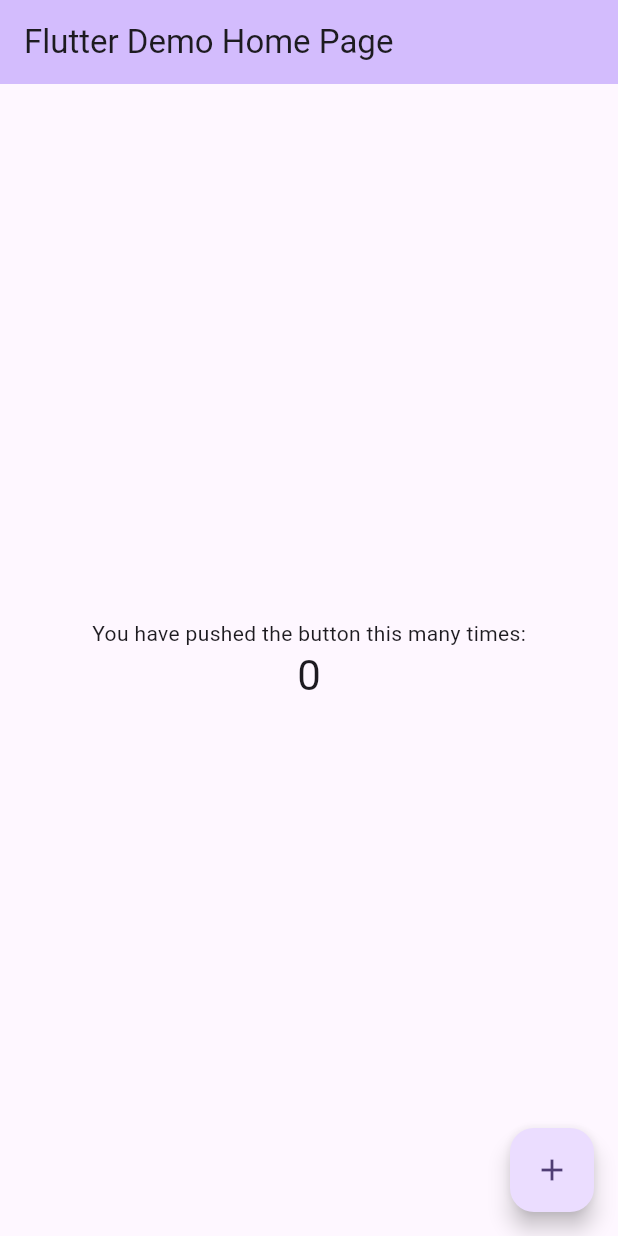
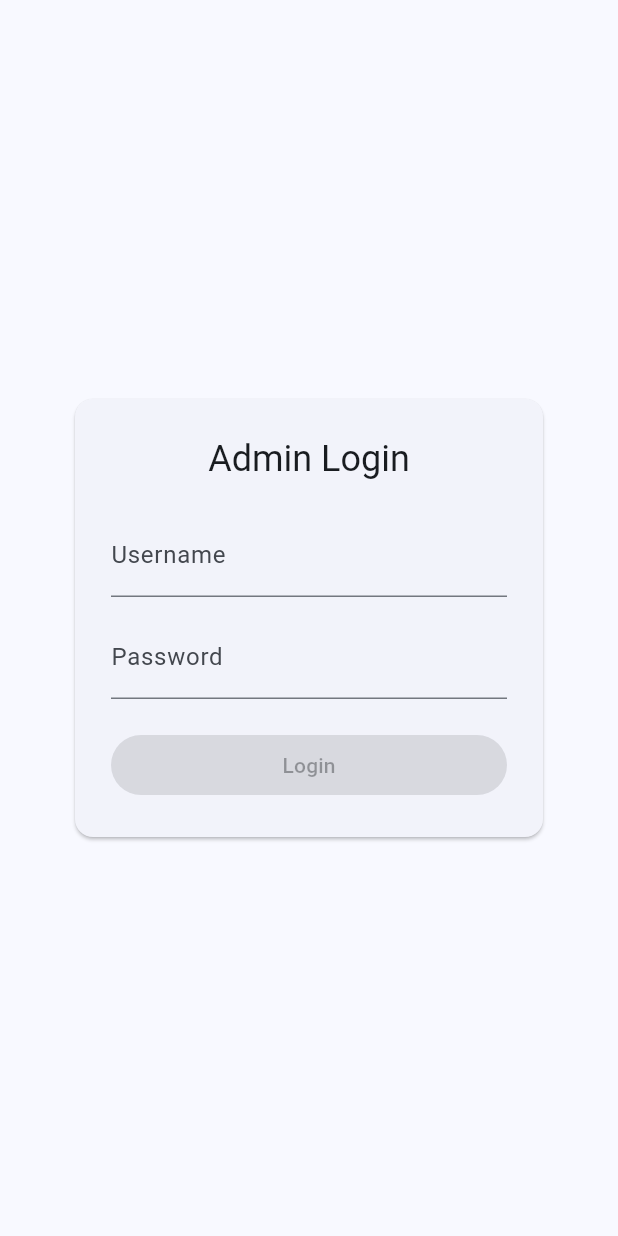
Before and after one commit to Team-AnI/A-AND-I-ADMIN-WEB, a Flutter app: the screen it shows after launch, on a phone screen of 412 x 824 dp. Run offline on Flutter 3.47's test engine with Material 3 defaults, Android fonts, the phone set to English and light mode, and no system bars; our stand-ins replace firebase_core, flutter_riverpod, freezed_annotation, go_router, riverpod, riverpod_annotation; accounts and stored records are empty; generated files the repository leaves out were written again; statements that could not run were skipped.

Commit message:
feat: add login flow and firebase hosting tag deploy

```diff
--- /dev/null
+++ b/lib/app/app.dart
@@ -0,0 +1,63 @@
+import 'package:flutter/material.dart';
+import 'package:flutter_riverpod/flutter_riverpod.dart';
+import 'package:go_router/go_router.dart';
+
+import '../features/dashboard/dashboard_page.dart';
+import '../features/auth/presentation/bloc/auth_bloc.dart';
+import '../features/login/login_page.dart';
+
+class AdminApp extends ConsumerStatefulWidget {
+  const AdminApp({super.key});
+
+  @override
+  ConsumerState<AdminApp> createState() => _AdminAppState();
+}
+
+class _AdminAppState extends ConsumerState<AdminApp> {
+  late final GoRouter _router;
+
+  @override
+  void initState() {
+    super.initState();
+    _router = GoRouter(
+      initialLocation: '/dashboard',
+      redirect: (context, state) {
+        final isLoggedIn = ref.read(authBlocProvider).isAuthenticated;
+        final isLoginRoute = state.matchedLocation == '/login';
+
+        if (!isLoggedIn && !isLoginRoute) {
+          return '/login';
+        }
+        if (isLoggedIn && isLoginRoute) {
+          return '/dashboard';
+        }
+        return null;
+      },
+      routes: [
+        GoRoute(path: '/login', builder: (context, state) => const LoginPage()),
+        GoRoute(
+          path: '/dashboard',
+          builder: (context, state) => const DashboardPage(),
+        ),
+      ],
+    );
+  }
+
+  @override
+  void dispose() {
+    _router.dispose();
+    super.dispose();
+  }
+
+  @override
+  Widget build(BuildContext context) {
+    return MaterialApp.router(
+      title: 'AANDI Admin',
+      theme: ThemeData(
+        colorScheme: ColorScheme.fromSeed(seedColor: Colors.blue),
+        useMaterial3: true,
+      ),
+      routerConfig: _router,
+    );
+  }
+}
--- /dev/null
+++ b/lib/app/env.dart
@@ -0,0 +1,6 @@
+abstract final class AppEnv {
+  static const apiBaseUrl = String.fromEnvironment(
+    'API_BASE_URL',
+    defaultValue: 'http://localhost:8080',
+  );
+}
--- /dev/null
+++ b/lib/features/auth/presentation/bloc/auth_event.dart
@@ -0,0 +1,11 @@
+sealed class AuthEvent {
+  const AuthEvent();
+}
+
+final class AuthLoginSucceeded extends AuthEvent {
+  const AuthLoginSucceeded();
+}
+
+final class AuthLogoutRequested extends AuthEvent {
+  const AuthLogoutRequested();
+}
--- /dev/null
+++ b/lib/features/login/login_page.dart
@@ -0,0 +1,140 @@
+import 'package:flutter/material.dart';
+import 'package:flutter_riverpod/flutter_riverpod.dart';
+import 'package:go_router/go_router.dart';
+
+import '../auth/presentation/bloc/auth_bloc.dart';
+import '../auth/presentation/bloc/auth_event.dart';
+import 'presentation/bloc/login_bloc.dart';
+import 'presentation/bloc/login_event.dart';
+import 'presentation/bloc/login_state.dart';
+
+class LoginPage extends ConsumerStatefulWidget {
+  const LoginPage({super.key});
+
+  @override
+  ConsumerState<LoginPage> createState() => _LoginPageState();
+}
+
+class _LoginPageState extends ConsumerState<LoginPage> {
+  final _formKey = GlobalKey<FormState>();
+  final _idController = TextEditingController();
+  final _passwordController = TextEditingController();
+
+  @override
+  void dispose() {
+    _idController.dispose();
+    _passwordController.dispose();
+    super.dispose();
+  }
+
+  Future<void> _submit() async {
+    if (!(_formKey.currentState?.validate() ?? false)) {
+      return;
+    }
+
+    final bloc = ref.read(loginBlocProvider.notifier);
+    await bloc.onEvent(const LoginSubmitted());
+    final state = ref.read(loginBlocProvider);
+    if (state.submissionStatus == LoginSubmissionStatus.success) {
+      if (!mounted) return;
+      ref.read(authBlocProvider.notifier).onEvent(const AuthLoginSucceeded());
+      context.go('/dashboard');
+      bloc.onEvent(const LoginSubmissionReset());
+    }
+  }
+
+  @override
+  Widget build(BuildContext context) {
+    final state = ref.watch(loginBlocProvider);
+
+    return Scaffold(
+      body: Center(
+        child: ConstrainedBox(
+          constraints: const BoxConstraints(maxWidth: 360),
+          child: Card(
+            margin: const EdgeInsets.all(24),
+            child: Padding(
+              padding: const EdgeInsets.all(24),
+              child: Form(
+                key: _formKey,
+                child: Column(
+                  mainAxisSize: MainAxisSize.min,
+                  crossAxisAlignment: CrossAxisAlignment.stretch,
+                  children: [
+                    Text(
+                      'Admin Login',
+                      style: Theme.of(context).textTheme.headlineSmall,
+                      textAlign: TextAlign.center,
+                    ),
+                    const SizedBox(height: 20),
+                    TextFormField(
+                      controller: _idController,
+                      decoration: const InputDecoration(labelText: 'Username'),
+                      onChanged: (value) {
+                        ref
+                            .read(loginBlocProvider.notifier)
+                            .onEvent(LoginUsernameChanged(value));
+                      },
+                      validator: (value) {
+                        if (value == null || value.trim().isEmpty) {
+                          return 'Username is required';
+                        }
+                        return null;
+                      },
+                    ),
+                    const SizedBox(height: 12),
+                    TextFormField(
+                      controller: _passwordController,
+                      obscureText: true,
+                      decoration: const InputDecoration(labelText: 'Password'),
+                      onChanged: (value) {
+                        ref
+                            .read(loginBlocProvider.notifier)
+                            .onEvent(LoginPasswordChanged(value));
+                      },
+                      validator: (value) {
+                        if (value == null || value.trim().isEmpty) {
+                          return 'Password is required';
+                        }
+                        return null;
+                      },
+                    ),
+                    const SizedBox(height: 20),
+                    if (state.errorMessage != null)
+                      Padding(
+                        padding: const EdgeInsets.only(bottom: 8),
+                        child: Text(
+                          state.errorMessage!,
+                          style: TextStyle(
+                            color: Theme.of(context).colorScheme.error,
+                          ),
+                          textAlign: TextAlign.center,
+                        ),
+                      ),
+                    ElevatedButton(
+                      onPressed:
+                          state.canSubmit &&
+                              state.submissionStatus !=
+                                  LoginSubmissionStatus.submitting
+                          ? _submit
+                          : null,
+                      child:
+                          state.submissionStatus ==
+                              LoginSubmissionStatus.submitting
+                          ? const SizedBox(
+                              width: 16,
+                              height: 16,
+                              child: CircularProgressIndicator(strokeWidth: 2),
+                            )
+                          : const Text('Login'),
+                    ),
+                  ],
+                ),
+              ),
+            ),
+          ),
+        ),
+      ),
+    );
+  }
+}
--- /dev/null
+++ b/lib/features/login/presentation/bloc/login_event.dart
@@ -0,0 +1,23 @@
+sealed class LoginEvent {
+  const LoginEvent();
+}
+
+final class LoginUsernameChanged extends LoginEvent {
+  const LoginUsernameChanged(this.username);
+
+  final String username;
+}
+
+final class LoginPasswordChanged extends LoginEvent {
+  const LoginPasswordChanged(this.password);
+
+  final String password;
+}
+
+final class LoginSubmitted extends LoginEvent {
+  const LoginSubmitted();
+}
+
+final class LoginSubmissionReset extends LoginEvent {
+  const LoginSubmissionReset();
+}
--- /dev/null
+++ b/lib/features/login/presentation/bloc/login_state.dart
@@ -0,0 +1,39 @@
+enum LoginSubmissionStatus { idle, submitting, success, failure }
+
+class LoginState {
+  const LoginState({
+    required this.username,
+    required this.password,
+    required this.submissionStatus,
+    this.errorMessage,
+  });
+
+  const LoginState.initial()
+    : username = '',
+      password = '',
+      submissionStatus = LoginSubmissionStatus.idle,
+      errorMessage = null;
+
+  final String username;
+  final String password;
+  final LoginSubmissionStatus submissionStatus;
+  final String? errorMessage;
+
+  bool get canSubmit =>
+      username.trim().isNotEmpty && password.trim().isNotEmpty;
+
+  LoginState copyWith({
+    String? username,
+    String? password,
+    LoginSubmissionStatus? submissionStatus,
+    String? errorMessage,
+    bool clearError = false,
+  }) {
+    return LoginState(
+      username: username ?? this.username,
+      password: password ?? this.password,
+      submissionStatus: submissionStatus ?? this.submissionStatus,
+      errorMessage: clearError ? null : (errorMessage ?? this.errorMessage),
+    );
+  }
+}
--- a/lib/main.dart
+++ b/lib/main.dart
@@ -1,122 +1,21 @@
+import 'package:a_and_i_admin_web_serivce/firebase_options.dart';
+import 'package:firebase_core/firebase_core.dart';
 import 'package:flutter/material.dart';
+import 'package:flutter_riverpod/flutter_riverpod.dart';
+import 'package:aandi_auth/aandi_auth.dart';
 
-void main() {
-  runApp(const MyApp());
+import 'app/app.dart';
+import 'app/env.dart';
+
+void main() async {
+  // ...
+
+  await Firebase.initializeApp(options: DefaultFirebaseOptions.currentPlatform);
+
+  runApp(
+    ProviderScope(
+      overrides: [authBaseUrlProvider.overrideWith((ref) => AppEnv.apiBaseUrl)],
+      child: const AdminApp(),
+    ),
+  );
 }
-
-class MyApp extends StatelessWidget {
-  const MyApp({super.key});
-
-  // This widget is the root of your application.
-  @override
-  Widget build(BuildContext context) {
-    return MaterialApp(
-      title: 'Flutter Demo',
-      theme: ThemeData(
-        // This is the theme of your application.
-        //
-        // TRY THIS: Try running your application with "flutter run". You'll see
-        // the application has a purple toolbar. Then, without quitting the app,
-        // try changing the seedColor in the colorScheme below to Colors.green
-        // and then invoke "hot reload" (save your changes or press the "hot
-        // reload" button in a Flutter-supported IDE, or press "r" if you used
-        // the command line to start the app).
-        //
-        // Notice that the counter didn't reset back to zero; the application
-        // state is not lost during the reload. To reset the state, use hot
-        // restart instead.
-        //
-        // This works for code too, not just values: Most code changes can be
-        // tested with just a hot reload.
-        colorScheme: .fromSeed(seedColor: Colors.deepPurple),
-      ),
-      home: const MyHomePage(title: 'Flutter Demo Home Page'),
-    );
-  }
-}
-
-class MyHomePage extends StatefulWidget {
-  const MyHomePage({super.key, required this.title});
-
-  // This widget is the home page of your application. It is stateful, meaning
-  // that it has a State object (defined below) that contains fields that affect
-  // how it looks.
-
-  // This class is the configuration for the state. It holds the values (in this
-  // case the title) provided by the parent (in this case the App widget) and
-  // used by the build method of the State. Fields in a Widget subclass are
-  // always marked "final".
-
-  final String title;
-
-  @override
-  State<MyHomePage> createState() => _MyHomePageState();
-}
-
-class _MyHomePageState extends State<MyHomePage> {
-  int _counter = 0;
-
-  void _incrementCounter() {
-    setState(() {
-      // This call to setState tells the Flutter framework that something has
-      // changed in this State, which causes it to rerun the build method below
-      // so that the display can reflect the updated values. If we changed
-      // _counter without calling setState(), then the build method would not be
-      // called again, and so nothing would appear to happen.
-      _counter++;
-    });
-  }
-
-  @override
-  Widget build(BuildContext context) {
-    // This method is rerun every time setState is called, for instance as done
-    // by the _incrementCounter method above.
-    //
-    // The Flutter framework has been optimized to make rerunning build methods
-    // fast, so that you can just rebuild anything that needs updating rather
-    // than having to individually change instances of widgets.
-    return Scaffold(
-      appBar: AppBar(
-        // TRY THIS: Try changing the color here to a specific color (to
-        // Colors.amber, perhaps?) and trigger a hot reload to see the AppBar
-        // change color while the other colors stay the same.
-        backgroundColor: Theme.of(context).colorScheme.inversePrimary,
-        // Here we take the value from the MyHomePage object that was created by
-        // the App.build method, and use it to set our appbar title.
-        title: Text(widget.title),
-      ),
-      body: Center(
-        // Center is a layout widget. It takes a single child and positions it
-        // in the middle of the parent.
-        child: Column(
-          // Column is also a layout widget. It takes a list of children and
-          // arranges them vertically. By default, it sizes itself to fit its
-          // children horizontally, and tries to be as tall as its parent.
-          //
-          // Column has various properties to control how it sizes itself and
-          // how it positions its children. Here we use mainAxisAlignment to
-          // center the children vertically; the main axis here is the vertical
-          // axis because Columns are vertical (the cross axis would be
-          // horizontal).
-          //
-          // TRY THIS: Invoke "debug painting" (choose the "Toggle Debug Paint"
-          // action in the IDE, or press "p" in the console), to see the
-          // wireframe for each widget.
-          mainAxisAlignment: .center,
-          children: [
-            const Text('You have pushed the button this many times:'),
-            Text(
-              '$_counter',
-              style: Theme.of(context).textTheme.headlineMedium,
-            ),
-          ],
-        ),
-      ),
-      floatingActionButton: FloatingActionButton(
-        onPressed: _incrementCounter,
-        tooltip: 'Increment',
-        child: const Icon(Icons.add),
-      ),
-    );
-  }
-}
```
Also changed, not shown: lib/app/session_controller.dart (added, +17 -0 lines), lib/features/auth/presentation/bloc/auth_bloc.dart (added, +21 -0 lines), lib/features/auth/presentation/bloc/auth_state.dart (added, +9 -0 lines), lib/features/dashboard/dashboard_page.dart (added, +31 -0 lines), lib/features/login/presentation/bloc/login_bloc.dart (added, +71 -0 lines), firebase.json (added), lib/features/auth/presentation/bloc/auth_bloc.g.dart (added), lib/features/login/presentation/bloc/login_bloc.g.dart (added), lib/firebase_options.dart (added), 3 other files.
